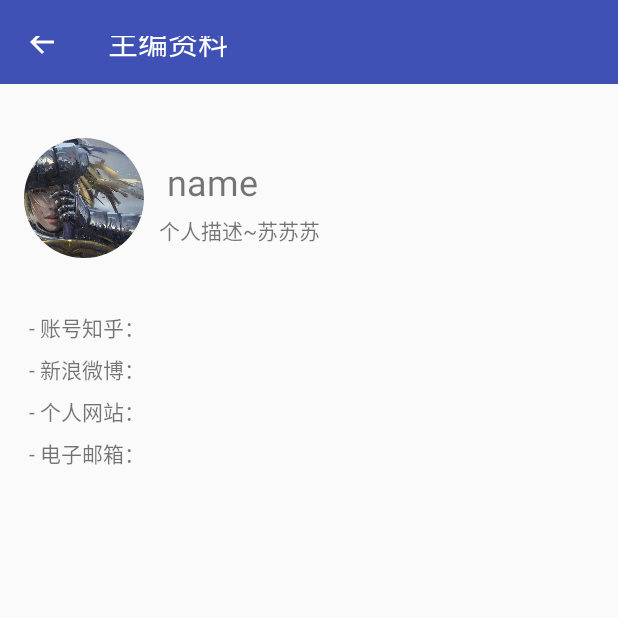
After one commit to DymanZy/ZhiHuDaily, an Android app: the EditorInfoActivity screen opened directly, with no data from a screen before it, on a phone screen of 412 x 824 dp, the top half of it. The commit adds this screen. Run offline under Robolectric (Android 15) with nearby library versions, the phone set to English and light mode, and no system bars; our stand-ins replace CircleImageView; libraries missing offline, so code that uses them is left out: rx.android.schedulers, rx.schedulers; 1 statement that could not run was skipped.

Commit message:
增加主编信息页面

```diff
--- a/app/src/main/AndroidManifest.xml
+++ b/app/src/main/AndroidManifest.xml
@@ -59,7 +59,10 @@
             android:name=".module.common.SettingActivity"
             android:theme="@style/AppTheme.NoActionBar">
         </activity>
-
+        <activity
+            android:name=".module.user.EditorInfoActivity"
+            android:theme="@style/AppTheme.NoActionBar">
+        </activity>
     </application>
 
 </manifest>
--- a/app/src/main/java/com/dyman/zhihudaily/base/IntentKeys.java
+++ b/app/src/main/java/com/dyman/zhihudaily/base/IntentKeys.java
@@ -10,4 +10,5 @@ public class IntentKeys {
     public static final String THEME_ID = "theme_id";
     public static final String STORY_ID = "story_id";
     public static final String SECTION_ID = "section_id";
+    public static final String EDITOR_ID = "editor_id";
 }
--- a/app/src/main/java/com/dyman/zhihudaily/module/theme/ThemeActivity.java
+++ b/app/src/main/java/com/dyman/zhihudaily/module/theme/ThemeActivity.java
@@ -10,6 +10,7 @@ import android.support.v7.widget.Toolbar;
 import android.util.Log;
 import android.view.MenuItem;
 import android.view.View;
+import android.widget.LinearLayout;
 
 import com.bumptech.glide.Glide;
 import com.dyman.zhihudaily.R;
@@ -19,6 +20,7 @@ import com.dyman.zhihudaily.adapter.listener.AdapterItemClickListener;
 import com.dyman.zhihudaily.base.BaseActivity;
 import com.dyman.zhihudaily.base.IntentKeys;
 import com.dyman.zhihudaily.entity.ThemeInfo;
+import com.dyman.zhihudaily.module.user.EditorInfoActivity;
 import com.dyman.zhihudaily.network.RetrofitHelper;
 import com.dyman.zhihudaily.widget.MyImageTextLayout;
 
@@ -34,7 +36,7 @@ import rx.schedulers.Schedulers;
  *  @author dyman
  *  @since 2017/2/24 19:49
  */
-public class ThemeActivity extends BaseActivity implements AdapterItemClickListener{
+public class ThemeActivity extends BaseActivity{
 
     private static final String TAG = ThemeActivity.class.getSimpleName();
 
@@ -83,7 +85,11 @@ public class ThemeActivity extends BaseActivity implements AdapterItemClickListe
         editorAdapter.setAdapterClickListener(new AdapterItemClickListener() {
             @Override
             public void onAdapterItemClick(int position) {
-                //TODO: 转跳到查看编辑信息的页面
+                // 转跳到查看编辑信息的页面
+                int editorID = editorAdapter.getItem(position).getId();
+                Intent it = new Intent(ThemeActivity.this, EditorInfoActivity.class);
+                it.putExtra(IntentKeys.EDITOR_ID, editorID);
+                startActivity(it);
             }
         });
         editorAvatarRv.setAdapter(editorAdapter);
@@ -92,7 +98,16 @@ public class ThemeActivity extends BaseActivity implements AdapterItemClickListe
         contentRv.setLayoutManager(new LinearLayoutManager(this));
         contentRv.setItemAnimator(new DefaultItemAnimator());
         contentAdapter = new NewListAdapter(this);
-        contentAdapter.setAdapterListener(this);
+        contentAdapter.setAdapterListener(new AdapterItemClickListener() {
+            @Override
+            public void onAdapterItemClick(int position) {
+                //  转跳到查看文章的页面
+                int storyID = contentAdapter.getItem(position).getId();
+                Intent it = new Intent(ThemeActivity.this, ThemeStoryActivity.class);
+                it.putExtra(IntentKeys.STORY_ID, storyID);
+                startActivity(it);
+            }
+        });
         contentRv.setAdapter(contentAdapter);
     }
 
@@ -158,14 +173,4 @@ public class ThemeActivity extends BaseActivity implements AdapterItemClickListe
         return super.onOptionsItemSelected(item);
     }
 
-
-    @Override
-    public void onAdapterItemClick(int position) {
-
-        int storyID = contentAdapter.getItem(position).getId();
-        Intent it = new Intent(ThemeActivity.this, ThemeStoryActivity.class);
-        it.putExtra(IntentKeys.STORY_ID, storyID);
-        startActivity(it);
-    }
-
 }
--- /dev/null
+++ b/app/src/main/java/com/dyman/zhihudaily/module/user/EditorInfoActivity.java
@@ -0,0 +1,122 @@
+package com.dyman.zhihudaily.module.user;
+
+import android.support.v7.app.ActionBar;
+import android.support.v7.app.AppCompatActivity;
+import android.os.Bundle;
+import android.support.v7.widget.Toolbar;
+import android.util.Log;
+import android.view.MenuItem;
+import android.widget.TextView;
+
+import com.dyman.zhihudaily.R;
+import com.dyman.zhihudaily.base.BaseActivity;
+import com.dyman.zhihudaily.base.IntentKeys;
+import com.dyman.zhihudaily.network.RetrofitHelper;
+
+import de.hdodenhof.circleimageview.CircleImageView;
+import rx.Observer;
+import rx.android.schedulers.AndroidSchedulers;
+import rx.schedulers.Schedulers;
+
+public class EditorInfoActivity extends BaseActivity {
+
+    private static final String TAG = EditorInfoActivity.class.getSimpleName();
+
+    private int editorID;
+
+    private CircleImageView avatarCiv;
+
+    private TextView nameTv;
+
+    private TextView descriptionTv;
+
+    private TextView zhihuTv;
+
+    private TextView sinaTv;
+
+    private TextView pageTv;
+
+    private TextView emailTv;
+
+
+
+    @Override
+    protected void onCreate(Bundle savedInstanceState) {
+        super.onCreate(savedInstanceState);
+        setContentView(R.layout.activity_editor_info);
+
+        initToolbar();
+        initView();
+        initData();
+        loadData();
+    }
+
+
+    private void initToolbar() {
+
+        Toolbar toolbar = (Toolbar) findViewById(R.id.toolbar);
+        toolbar.setTitle("主编资料");
+        setSupportActionBar(toolbar);
+        ActionBar actionBar = getSupportActionBar();
+        if (actionBar != null) {
+            actionBar.setDisplayHomeAsUpEnabled(true);
+        }
+    }
+
+
+    private void initView() {
+
+        avatarCiv = (CircleImageView) findViewById(R.id.avatar_civ_activity_editor_info);
+        nameTv = (TextView) findViewById(R.id.name_tv_activity_editor_info);
+        descriptionTv = (TextView) findViewById(R.id.description_tv_activity_editor_info);
+        zhihuTv = (TextView) findViewById(R.id.accountZhiHu_tv_activity_editor_info);
+        sinaTv = (TextView) findViewById(R.id.accountSina_tv_activity_editor_info);
+        pageTv = (TextView) findViewById(R.id.accountPage_tv_activity_editor_info);
+        emailTv = (TextView) findViewById(R.id.accountEmail_tv_activity_editor_info);
+
+    }
+
+
+    private void initData() {
+
+        editorID = getIntent().getIntExtra(IntentKeys.EDITOR_ID, 0);
+    }
+
+
+    private void loadData() {
+
+        RetrofitHelper.getZhiHuAPI()
+                .getEditorPage(String.valueOf(editorID))
+                .subscribeOn(Schedulers.io())
+                .observeOn(AndroidSchedulers.mainThread())
+                .subscribe(new Observer<String>() {
+                    @Override
+                    public void onCompleted() {
+                        Log.i(TAG, "onCompleted: --- 获取主编信息成功 ---");
+                    }
+
+                    @Override
+                    public void onError(Throwable e) {
+
+                        Log.i(TAG, "onError: --- 获取主编信息失败 ---");
+                        e.printStackTrace();
+                    }
+
+                    @Override
+                    public void onNext(String s) {
+                        Log.i(TAG, "onNext: "+s);
+                    }
+                });
+
+    }
+
+
+    @Override
+    public boolean onOptionsItemSelected(MenuItem item) {
+
+        if (item.getItemId() == android.R.id.home) {
+            onBackPressed();
+        }
+        return super.onOptionsItemSelected(item);
+    }
+}
--- a/app/src/main/java/com/dyman/zhihudaily/network/api/ZhiHuAppService.java
+++ b/app/src/main/java/com/dyman/zhihudaily/network/api/ZhiHuAppService.java
@@ -153,12 +153,12 @@ public interface ZhiHuAppService {
     Observable<SectionBeforeInfo> getSectionBeforeInfo(@Path("section_id") String section_id,
                                                        @Path("timestamp") String timestamp);
 
-//    /**
-//     *  查看Editor的主页
-//     * @param editor_id 编辑对应的ID
-//     * @return
-//     */
-//    @GET("api/4/editor/{editor_id}/profile-page/android")
-
+    /**
+     *  查看Editor的主页
+     * @param editor_id 编辑对应的ID
+     * @return
+     */
+    @GET("api/4/editor/{editor_id}/profile-page/android")
+    Observable<String> getEditorPage(@Path("editor_id") String editor_id);
 
 }
--- /dev/null
+++ b/app/src/main/res/layout/activity_editor_info.xml
@@ -0,0 +1,79 @@
+<?xml version="1.0" encoding="utf-8"?>
+<LinearLayout
+    xmlns:android="http://schemas.android.com/apk/res/android"
+    xmlns:tools="http://schemas.android.com/tools"
+    android:id="@+id/activity_editor_info"
+    android:layout_width="match_parent"
+    android:layout_height="match_parent"
+    android:fitsSystemWindows="true"
+    android:orientation="vertical"
+    tools:context="com.dyman.zhihudaily.module.user.EditorInfoActivity">
+
+    <include layout="@layout/layout_toolbar"/>
+
+    <LinearLayout
+        android:layout_width="match_parent"
+        android:layout_height="wrap_content"
+        android:layout_marginTop="20dp"
+        android:padding="@dimen/activity_horizontal_margin"
+        android:orientation="horizontal">
+
+        <de.hdodenhof.circleimageview.CircleImageView
+            android:id="@+id/avatar_civ_activity_editor_info"
+            android:layout_width="80dp"
+            android:layout_height="80dp"
+            android:src="@mipmap/saber_wlop"/>
+
+        <LinearLayout
+            android:layout_width="wrap_content"
+            android:layout_height="wrap_content"
+            android:layout_gravity="center_vertical"
+            android:layout_marginLeft="10dp"
+            android:orientation="vertical">
+            <TextView
+                android:id="@+id/name_tv_activity_editor_info"
+                android:layout_width="wrap_content"
+                android:layout_height="wrap_content"
+                android:text="name"
+                android:padding="5dp"
+                android:textSize="24sp"/>
+            <TextView
+                android:id="@+id/description_tv_activity_editor_info"
+                android:layout_width="wrap_content"
+                android:layout_height="wrap_content"
+                android:text="个人描述~苏苏苏"/>
+        </LinearLayout>
+    </LinearLayout>
+
+    <LinearLayout
+        android:layout_width="match_parent"
+        android:layout_height="wrap_content"
+        android:padding="@dimen/activity_horizontal_margin"
+        android:orientation="vertical">
+        <TextView
+            android:id="@+id/accountZhiHu_tv_activity_editor_info"
+            android:layout_width="wrap_content"
+            android:layout_height="wrap_content"
+            android:padding="3dp"
+            android:text="- 账号知乎："/>
+        <TextView
+            android:id="@+id/accountSina_tv_activity_editor_info"
+            android:layout_width="wrap_content"
+            android:layout_height="wrap_content"
+            android:padding="3dp"
+            android:text="- 新浪微博："/>
+        <TextView
+            android:id="@+id/accountPage_tv_activity_editor_info"
+            android:layout_width="wrap_content"
+            android:layout_height="wrap_content"
+            android:padding="3dp"
+            android:text="- 个人网站："/>
+        <TextView
+            android:id="@+id/accountEmail_tv_activity_editor_info"
+            android:layout_width="wrap_content"
+            android:layout_height="wrap_content"
+            android:padding="3dp"
+            android:text="- 电子邮箱："/>
+    </LinearLayout>
+
+</LinearLayout>
--- a/app/src/main/res/layout/activity_theme.xml
+++ b/app/src/main/res/layout/activity_theme.xml
@@ -23,7 +23,6 @@
                 android:layout_width="match_parent"
                 android:layout_height="wrap_content"/>
             <LinearLayout
-                android:id="@+id/editorInfo_ll_activity_theme"
                 android:layout_width="match_parent"
                 android:layout_height="wrap_content"
                 android:padding="@dimen/activity_horizontal_margin"
```
